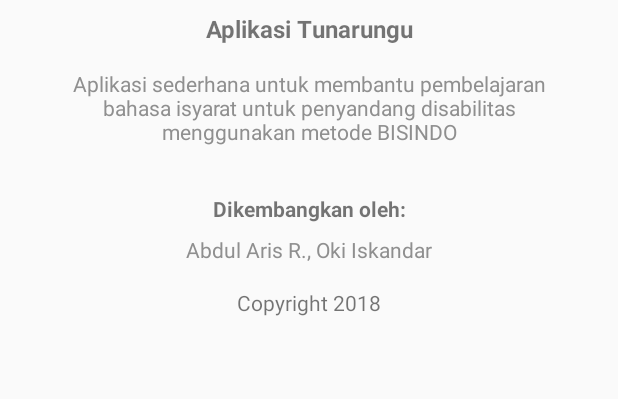
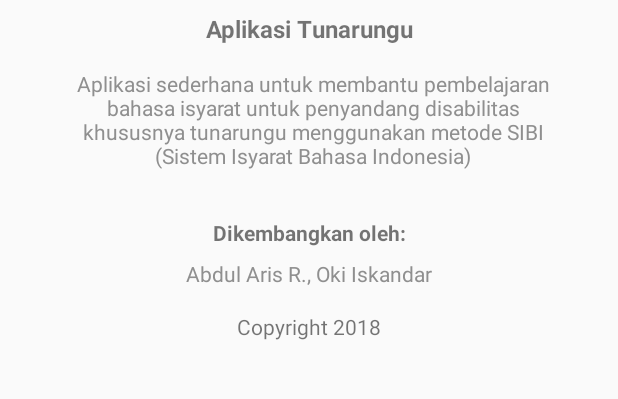
Before and after one commit to abdularis/App-Tu.u, an Android app: the AboutActivity screen opened directly, with no data from a screen before it, on a phone screen of 412 x 824 dp, the part 228-627 px from its top. Run offline under Robolectric (Android 15) with nearby library versions, the phone set to English and light mode, and no system bars.

Commit message:
change app description in about activity

```diff
--- a/app/src/main/res/layout/activity_about.xml
+++ b/app/src/main/res/layout/activity_about.xml
@@ -43,11 +43,11 @@
         android:layout_width="0dp"
         android:layout_height="wrap_content"
         android:layout_marginEnd="32dp"
-        android:layout_marginLeft="32dp"
+        android:layout_marginLeft="38dp"
         android:layout_marginRight="32dp"
-        android:layout_marginStart="32dp"
+        android:layout_marginStart="38dp"
         android:layout_marginTop="16dp"
-        android:text="Aplikasi sederhana untuk membantu pembelajaran bahasa isyarat untuk penyandang disabilitas menggunakan metode BISINDO"
+        android:text="Aplikasi sederhana untuk membantu pembelajaran bahasa isyarat untuk penyandang disabilitas khususnya tunarungu menggunakan metode SIBI (Sistem Isyarat Bahasa Indonesia)"
         android:textAlignment="center"
         android:textColor="#8f8f8f"
         app:layout_constraintEnd_toEndOf="parent"
```
